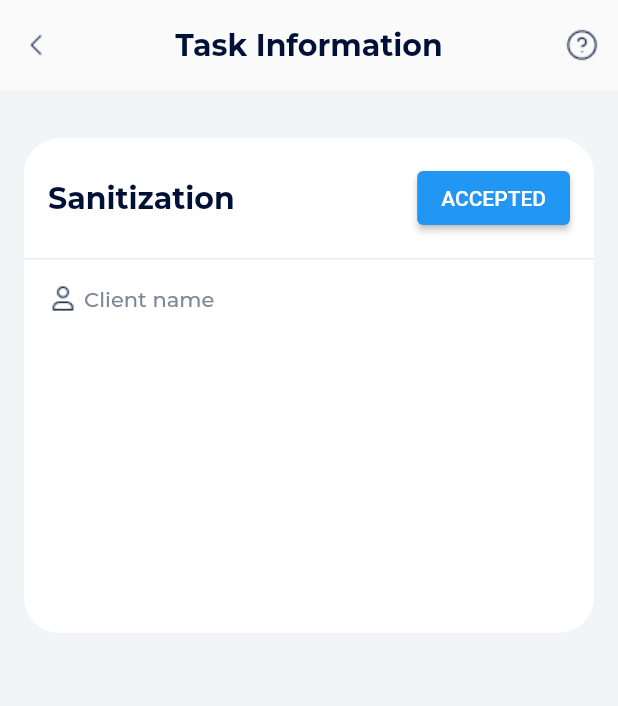
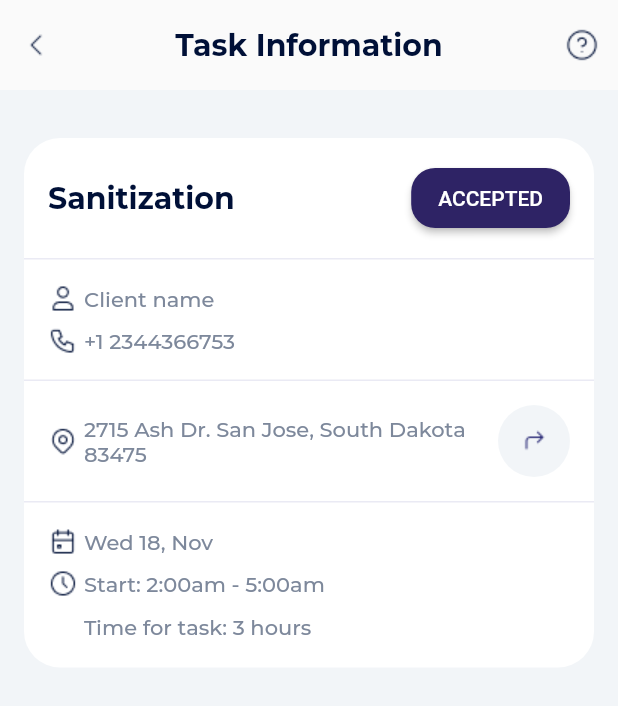
Before and after one commit to behrooz2546/test-trytulu, a Flutter app: the screen it shows after launch, on a phone screen of 412 x 824 dp. Shown: the top 706 px of the screen. Run offline on Flutter 3.47's test engine with Material 2 defaults, Android fonts, the phone set to English and light mode, and no system bars.

Commit message:
add style to accpted button

```diff
--- a/lib/AppColors.dart
+++ b/lib/AppColors.dart
@@ -5,4 +5,5 @@ class AppColors {
   static const Color black = const Color.fromRGBO(0, 16, 55, 1);
   static const Color lineViewColor = const Color.fromRGBO(234, 234, 244, 1);
   static const Color gray = const Color.fromRGBO(125, 136, 155, 1);
+  static const Color darkPurple = const Color.fromRGBO(46, 35, 101, 1);
 }
--- a/lib/main.dart
+++ b/lib/main.dart
@@ -66,7 +66,6 @@ class _MyHomePageState extends State<MyHomePage> {
   Widget _buildCardView() {
     return Container(
       width: double.infinity,
-      height: 330,
       decoration: BoxDecoration(
         color: Colors.white,
         borderRadius: BorderRadius.all(
@@ -78,6 +77,10 @@ class _MyHomePageState extends State<MyHomePage> {
           _buildCardHeader(),
           _buildLineView(),
           _buildClientInformation(),
+          _buildLineView(),
+          _buildLocationView(),
+          _buildLineView(),
+          _buildCalendarView(),
         ],
       ),
     );
@@ -102,7 +105,17 @@ class _MyHomePageState extends State<MyHomePage> {
             'Sanitization',
             style: AppStyles.appbar_title,
           ),
-          ElevatedButton(onPressed: () {}, child: Text('ACCEPTED'))
+          ElevatedButton(
+            onPressed: () {},
+            child: Text('ACCEPTED'),
+            style: ButtonStyle(
+              padding: MaterialStateProperty.all<EdgeInsets>(
+                  EdgeInsets.symmetric(horizontal: 18, vertical: 12)),
+              backgroundColor: MaterialStateProperty.all(AppColors.darkPurple),
+              shape: MaterialStateProperty.all(RoundedRectangleBorder(
+                  borderRadius: BorderRadius.circular(16))),
+            ),
+          )
         ],
       ),
     );
@@ -131,6 +144,123 @@ class _MyHomePageState extends State<MyHomePage> {
               )
             ],
           ),
+          SizedBox(height: 8),
+          Row(
+            children: [
+              Image.asset(
+                'res/images/phone.png',
+                width: 20,
+                height: 20,
+              ),
+              SizedBox(width: 4),
+              Expanded(
+                child: Text(
+                  '+1 2344366753',
+                  style: AppStyles.card_view_body,
+                ),
+              )
+            ],
+          ),
+        ],
+      ),
+    );
+  }
+
+  _buildLocationView() {
+    return Container(
+      height: 80,
+      width: double.infinity,
+      padding: const EdgeInsets.all(16),
+      child: Column(
+        children: [
+          Row(
+            children: [
+              Image.asset(
+                'res/images/location.png',
+                width: 20,
+                height: 20,
+              ),
+              SizedBox(width: 4),
+              Expanded(
+                child: Text(
+                  '2715 Ash Dr. San Jose, South Dakota 83475',
+                  style: AppStyles.card_view_body,
+                ),
+              ),
+              Container(
+                decoration: BoxDecoration(
+                  color: AppColors.backgroundColor,
+                  shape: BoxShape.circle,
+                ),
+                child: IconButton(
+                  onPressed: () {},
+                  icon: Image.asset(
+                    'res/images/map_enter.png',
+                  ),
+                ),
+              )
+            ],
+          ),
+        ],
+      ),
+    );
+  }
+
+  _buildCalendarView() {
+    return Container(
+      height: 110,
+      width: double.infinity,
+      padding: const EdgeInsets.all(16),
+      child: Column(
+        children: [
+          Row(
+            children: [
+              Image.asset(
+                'res/images/calendar.png',
+                width: 20,
+                height: 20,
+              ),
+              SizedBox(width: 4),
+              Expanded(
+                child: Text(
+                  'Wed 18, Nov',
+                  style: AppStyles.card_view_body,
+                ),
+              )
+            ],
+          ),
+          SizedBox(height: 8),
+          Row(
+            children: [
+              Image.asset(
+                'res/images/time.png',
+                width: 20,
+                height: 20,
+              ),
+              SizedBox(width: 4),
+              Expanded(
+                child: Text(
+                  'Start: 2:00am - 5:00am',
+                  style: AppStyles.card_view_body,
+                ),
+              )
+            ],
+          ),
+          SizedBox(height: 8),
+          Expanded(
+            child: Row(
+              children: [
+                Container(width: 20, height: 20),
+                SizedBox(width: 4),
+                Expanded(
+                  child: Text(
+                    'Time for task: 3 hours',
+                    style: AppStyles.card_view_body,
+                  ),
+                )
+              ],
+            ),
+          ),
         ],
       ),
     );
```
